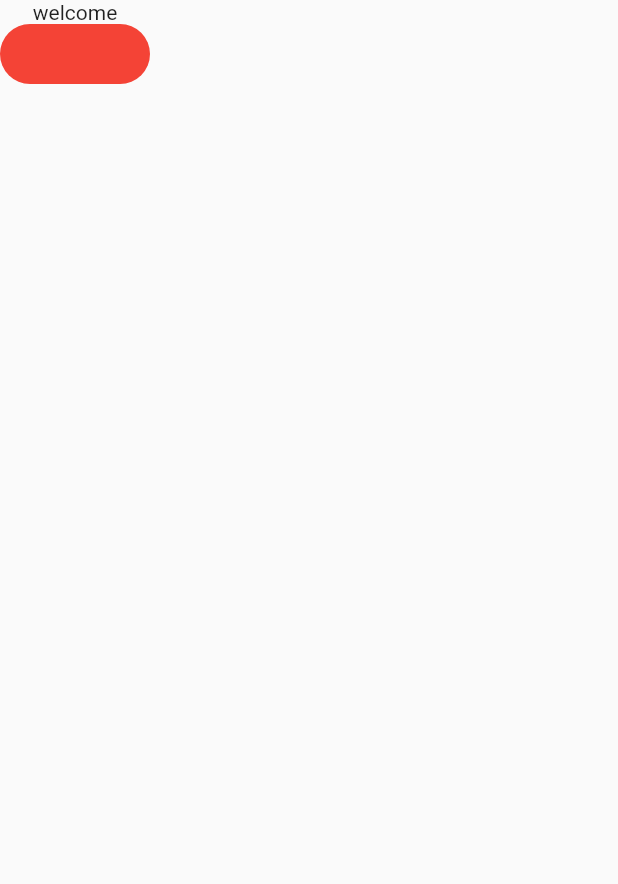
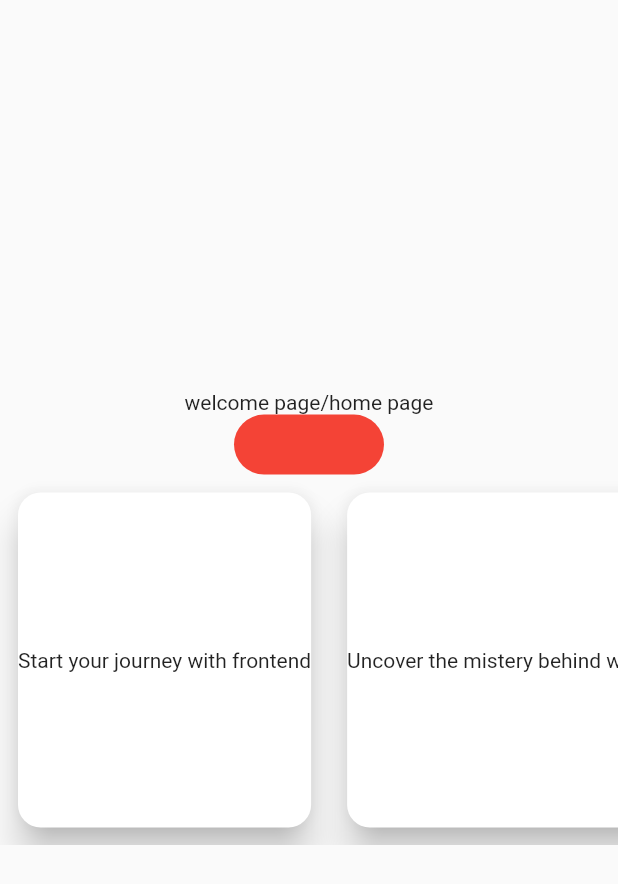
Before and after one commit to rohit2312-gif/app_hackhaton, a Flutter app: the HomeScreen screen opened directly, on a phone screen of 412 x 824 dp. Shown: the top 884 px of the screen. Run offline on Flutter 3.47's test engine with Material 2 defaults, Android fonts, the phone set to English and light mode, and no system bars; our stand-ins replace cloud_firestore, firebase_auth, firebase_core, youtube_player_flutter; accounts and stored records are empty.

Commit message:
first commit

```diff
--- a/lib/main.dart
+++ b/lib/main.dart
@@ -98,8 +98,21 @@ PageController _pageController=PageController();
   int _currentindex=0;
   TextEditingController password=TextEditingController();
   @override
-  Future login()async{
-    UserCredential credential=await FirebaseAuth.instance.signInWithEmailAndPassword(email: email.text, password: password.text);
+  Future login()async {
+    try {
+      UserCredential credential = await FirebaseAuth.instance
+          .signInWithEmailAndPassword(
+          email: email.text, password: password.text);
+                Navigator.pushReplacement(context, MaterialPageRoute(builder: (BuildContext context){
+                  return HomeScreen();
+                }));
+    }
+    catch(e){
+      ScaffoldMessenger.of(context).showSnackBar(SnackBar(
+        backgroundColor: Colors.redAccent,
+        content: Text(e.toString()), duration: Duration(seconds: 1),),);
+
+    }
   }
   Future signin()async{
     try {
@@ -192,7 +205,8 @@ PageController _pageController=PageController();
                 ),
                 GestureDetector(
                   onTap: (){
-                    signin();
+                    login();
+                   // signin();
                   },
                   child: Container(
                     decoration: BoxDecoration(
@@ -411,14 +425,24 @@ class _HomeScreenState extends State<HomeScreen> {
   @override
   Widget build(BuildContext context) {
     return Scaffold(
+      drawer: Drawer(
+        child: Column(
+          mainAxisAlignment: MainAxisAlignment.center,
+              children: [
+                Text('Cheatsheets'),
+              ],
+        ),
+      ),
       body: Container(
         child: Column(
+          mainAxisAlignment: MainAxisAlignment.center,
           children: [
-            Text("welcome"),
+            Text("welcome page/home page"),
             GestureDetector(
               onTap: (){
                 FirebaseAuth auth=FirebaseAuth.instance;
                 auth.signOut();
+                Navigator.pushReplacement(context,MaterialPageRoute(builder: (BuildContext context)=>Login_Page(),));
               },
               child: Container(
                 decoration: BoxDecoration(
@@ -431,6 +455,52 @@ class _HomeScreenState extends State<HomeScreen> {
                 width: 100.0,
               ),
             ),
+            Container(
+              height: MediaQuery.of(context).size.height*0.3,
+              child: ListView(
+
+                // This next line does the trick.
+                scrollDirection: Axis.horizontal,
+                children: <Widget>[
+                  Padding(
+                    padding: const EdgeInsets.all(8.0),
+                    child: Card(
+                      shape: RoundedRectangleBorder(
+                        borderRadius: BorderRadius.circular(15.0),
+                      ),
+                          elevation: 10.0,
+
+                      child:Center(child: Text('Start your journey with frontend')),
+                    //  color: Colors.red,
+                    ),
+                  ),
+                  Padding(
+                    padding: const EdgeInsets.all(8.0),
+                    child: Card(
+                      shape: RoundedRectangleBorder(
+                        borderRadius: BorderRadius.circular(15.0),
+                      ),
+                    elevation: 10.0,
+                      child: Center(child: Text('Uncover the mistery behind with learning backend')),
+                      //color: Colors.blue,
+                    ),
+                  ),
+                  Padding(
+                    padding: const EdgeInsets.all(8.0),
+                    child: Card(
+                      shape: RoundedRectangleBorder(
+                        borderRadius: BorderRadius.circular(15.0),
+                      ),
+                      elevation: 10.0,
+                     // width: 200.0,
+                      child: Center(child: Text('Start making full stack projects')),
+                      //color: Colors.green,
+                    ),
+                  ),
+
+                ],
+              ),
+            )
 
           ],
         ),
```
